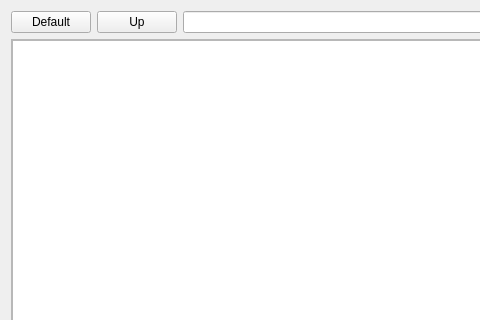
The window that Src/MatisseGui/RemoteJobUi/remote_file_dialog.ui (IfremerUnderwater/Matisse) describes before a commit, drawn with Qt 5; both pictures show x 0 to 480 and y 0 to 320 of the 797 by 475 pixel window.
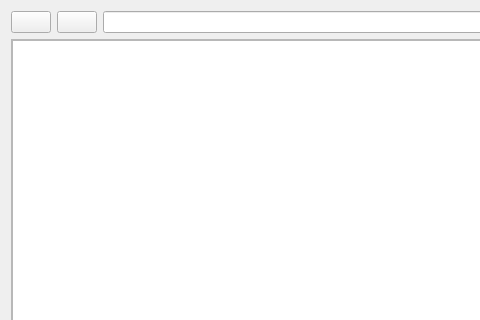
The same window after the commit.

The edit to the form file:
```diff
--- a/Src/MatisseGui/RemoteJobUi/remote_file_dialog.ui
+++ b/Src/MatisseGui/RemoteJobUi/remote_file_dialog.ui
@@ -36,14 +36,14 @@
        <item>
         <widget class="QPushButton" name="m_pb_default_path">
          <property name="text">
-          <string>Default</string>
+          <string/>
          </property>
         </widget>
        </item>
        <item>
         <widget class="QPushButton" name="m_pb_dir_up">
          <property name="text">
-          <string>Up</string>
+          <string/>
          </property>
         </widget>
        </item>
```
Left out of the diff: 6 changed lines with no effect on the pictures.
